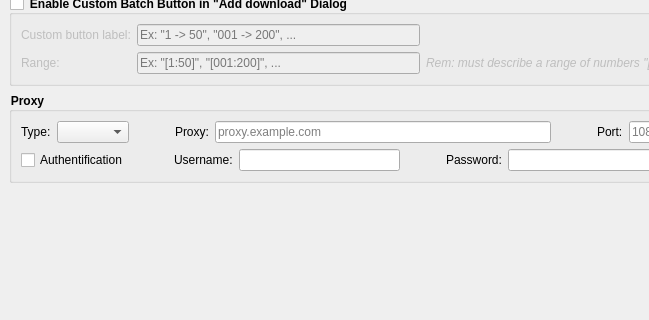
Old version of the form src/dialogs/preferencedialog.ui in the repository setvisible/ArrowDL; both pictures show x 0 to 649 and y 102 to 422 of the 750 by 530 pixel window.
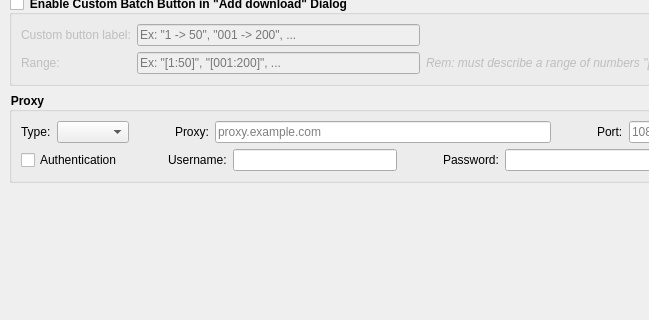
New version of the form. The open tabs and pages were chosen to show the change. Icons and pictures are not drawn. Custom widgets are drawn as their Qt base class.

```diff
--- a/src/dialogs/preferencedialog.ui
+++ b/src/dialogs/preferencedialog.ui
@@ -593,7 +593,7 @@
             <item>
              <widget class="QCheckBox" name="proxyAuthCheckBox">
               <property name="text">
-               <string>Authentification</string>
+               <string>Authentication</string>
               </property>
              </widget>
             </item>
```
Left out of the diff: 4 changed lines with no effect on the pictures.
